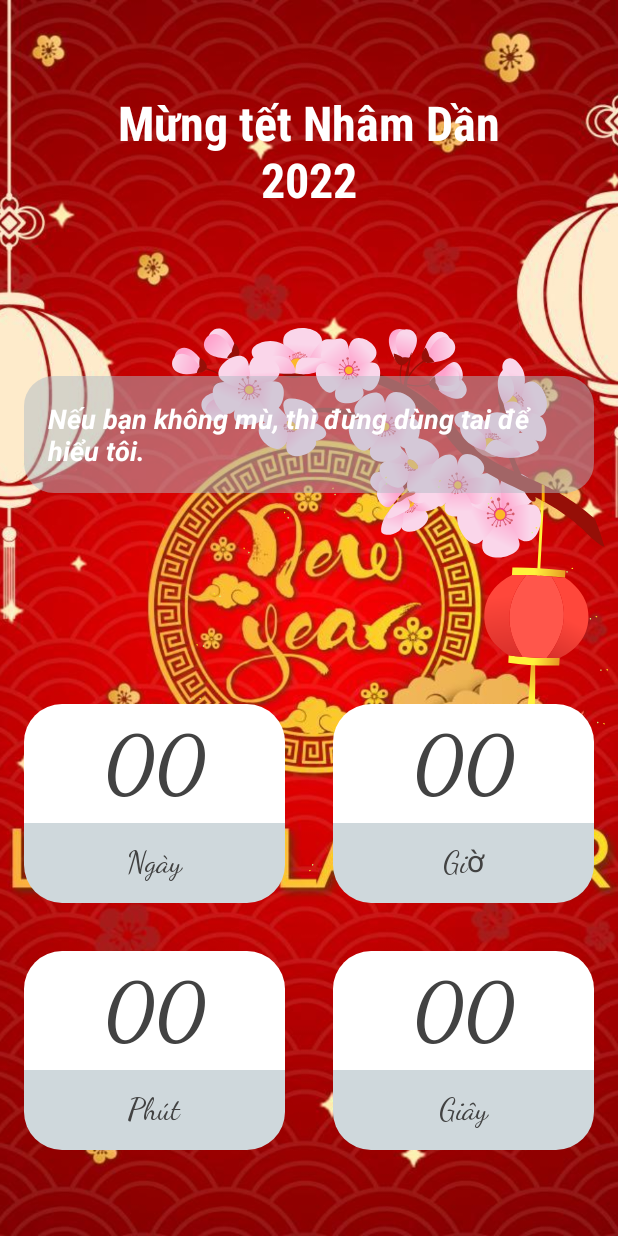
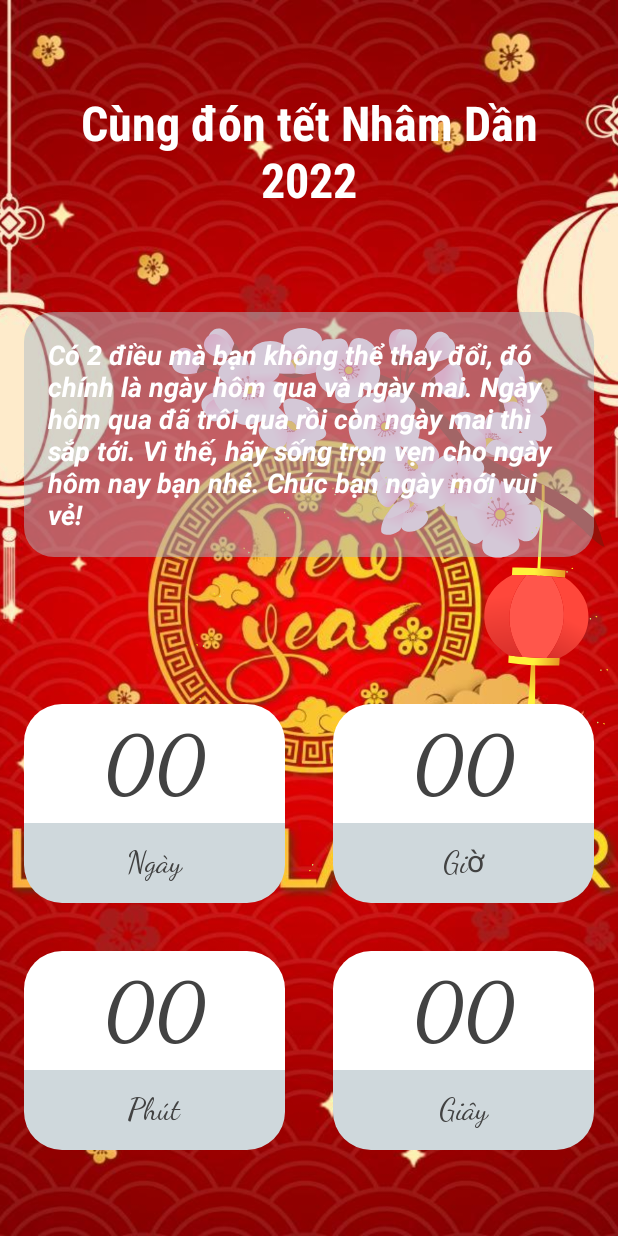
Before and after one commit to thanhnh98/tet_count_down, an Android app: the screen it shows after launch (MainActivity), on a phone screen of 412 x 824 dp. Run offline under Robolectric (Android 15) with nearby library versions, the phone set to English and light mode, and no system bars; our stand-ins replace data binding; libraries missing offline, so code that uses them is left out: org.kodein.di; 5 statements that could not run were skipped.

Commit message:
add music

```diff
--- a/app/src/main/java/com/thanh_nguyen/baseproject/app/presentation/ui/main/MainActivity.kt
+++ b/app/src/main/java/com/thanh_nguyen/baseproject/app/presentation/ui/main/MainActivity.kt
@@ -11,11 +11,12 @@ import com.thanh_nguyen.baseproject.databinding.ActivityMainBinding
 import android.media.MediaPlayer
 
 import com.thanh_nguyen.baseproject.R
+import com.thanh_nguyen.baseproject.common.Constants
 
 
 class MainActivity : BaseActivity<ActivityMainBinding>() {
     private val mediaPlayer by lazy {
-        MediaPlayer.create(this, R.raw.tetlatet).apply {
+        MediaPlayer.create(this, Constants.GLOBAL_SOUND).apply {
             isLooping = true
         }
     }
--- a/app/src/main/java/com/thanh_nguyen/baseproject/app/presentation/ui/main/home/HomeFragment.kt
+++ b/app/src/main/java/com/thanh_nguyen/baseproject/app/presentation/ui/main/home/HomeFragment.kt
@@ -23,7 +23,7 @@ class HomeFragment: BaseFragmentMVVM<FragmentHomeBinding, HomeViewModel>() {
     }
 
     private fun bindView() {
-        binding.tvWish.text =  Constants.arrWishes.random()
+        binding.tvWish.text = Constants.GLOBAL_WISH
     }
 
     private fun setup() {
--- a/app/src/main/java/com/thanh_nguyen/baseproject/common/Constants.kt
+++ b/app/src/main/java/com/thanh_nguyen/baseproject/common/Constants.kt
@@ -1,9 +1,11 @@
 package com.thanh_nguyen.baseproject.common
+
+import com.thanh_nguyen.baseproject.R
 
 class Constants {
     companion object{
         const val APP_ID = "3809D924-093D-466B-9E7D-BF7823718FB9"
-        val arrWishes = listOf(
+        val GLOBAL_WISH = listOf(
             "Chúc bạn của tôi có một buổi sáng thật tốt lành, một ngày làm việc hiệu quả, may mắn và thành công. Nhớ nở những nụ cười thật tươi và xinh xắn trong ngày hôm nay nhé!",
             "Thành công chỉ đến với những người luôn biết nỗ lực và cố gắng. Mình tin chắc rằng cậu sẽ thành công. Chúc cậu buổi sáng may mắn và tràn đầy năng lượng.",
             "Có 2 điều mà bạn không thể thay đổi, đó chính là ngày hôm qua và ngày mai. Ngày hôm qua đã trôi qua rồi còn ngày mai thì sắp tới. Vì thế, hãy sống trọn vẹn cho ngày hôm nay bạn nhé. Chúc bạn ngày mới vui vẻ!",
@@ -26,8 +28,16 @@ class Constants {
             "Đừng nên dùng những lời tuyệt tình để làm tổn thương đến người mà bạn yêu vào lúc tâm tình tồi tệ nhất.",
             "Có những lúc, không có lần sau, không có cơ hội bắt đầu lại. Có những lúc, bỏ lỡ hiện tại, vĩnh viễn không còn cơ hội nữa. Hãy dùng thái độ cam tâm tình nguyện để sống một cuộc sống an ổn.",
             "Phụ nữ, không cần phải nghiêng nước nghiêng thành, chỉ cần một người đàn ông nghiêng về cô ấy cả một đời!"
-        )
+        ).random()
+
+        val GLOBAL_SOUND = listOf(
+            R.raw.hpny,
+            R.raw.hpnyrm,
+            R.raw.hpnyrm2
+        ) .random()
     }
+
+
     class Exception{
         companion object{
             val CANCELLATION_EXCEPTION = -999
--- a/app/src/main/res/layout/fragment_home.xml
+++ b/app/src/main/res/layout/fragment_home.xml
@@ -69,7 +69,7 @@
                 style="@style/TextViewTitle"
                 android:gravity="center"
                 app:layout_constraintTop_toTopOf="parent"
-                android:text="Mừng tết Nhâm Dần\n2022"
+                android:text="Cùng đón tết Nhâm Dần\n2022"
                 />
             <TextView
                 android:id="@+id/tv_wish"
```
Also changed, not shown: 5 other files.
